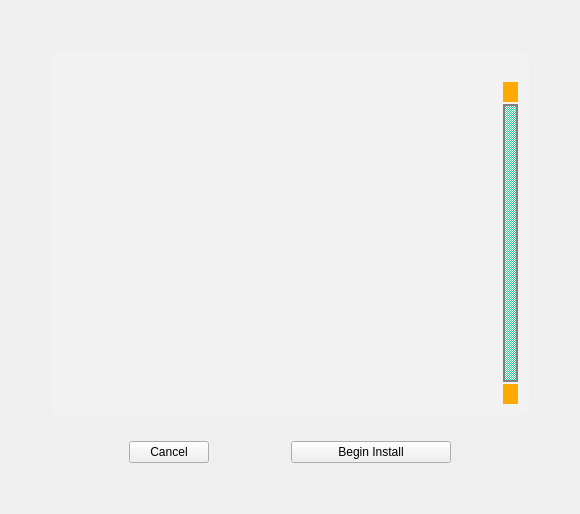
Above: yali4/gui/Ui/summarywidget.ui from dadas45li/yali before the change. Below: the same form after it.
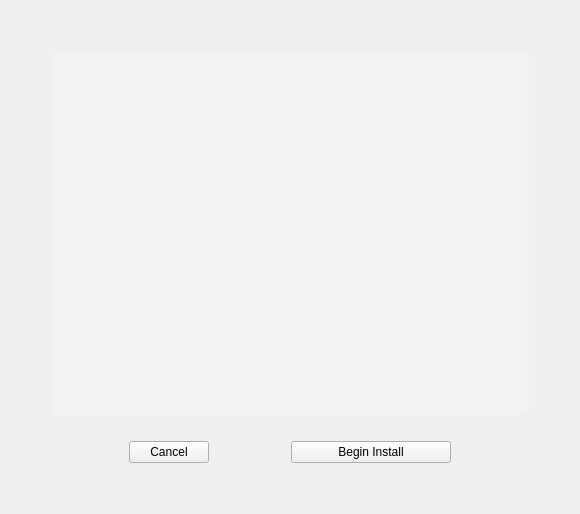
That is the form after the change.

What changed in the file:
```diff
--- a/yali4/gui/Ui/summarywidget.ui
+++ b/yali4/gui/Ui/summarywidget.ui
@@ -13,30 +13,7 @@
    <string>Form</string>
   </property>
   <property name="styleSheet" >
-   <string notr="true" > QScrollBar:vertical {
-              border: 2px solid grey;
-              background: #32CC99;
-              width: 15px;
-              margin: 22px 0 22px 0;
-          }
-	
-          QScrollBar::add-line:vertical {
-              background: rgb(255, 170, 0);
-              height: 20px;
-              subcontrol-position: bottom;
-              subcontrol-origin: margin;
-          }
-
-          QScrollBar::sub-line:vertical {
-
-              background: rgb(255, 170, 0);
-              height: 20px;
-              subcontrol-position: top;
-              subcontrol-origin: margin;
-          }
-          QScrollBar::add-page:vertical, QScrollBar::sub-page:vertical {
-              background: none;
-          } </string>
+   <string notr="true" />
   </property>
   <layout class="QGridLayout" name="gridLayout" >
    <item row="0" column="3" >
@@ -84,7 +61,7 @@
       <number>0</number>
      </property>
      <property name="verticalScrollBarPolicy" >
-      <enum>Qt::ScrollBarAlwaysOn</enum>
+      <enum>Qt::ScrollBarAsNeeded</enum>
      </property>
      <property name="horizontalScrollBarPolicy" >
       <enum>Qt::ScrollBarAsNeeded</enum>
```
